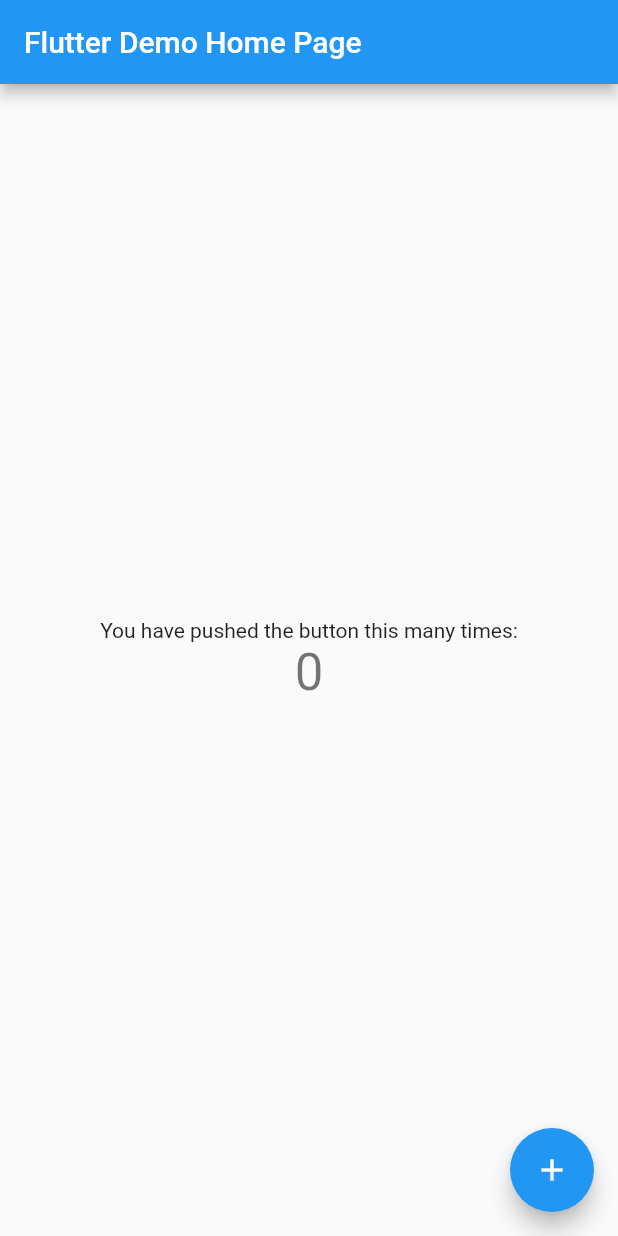
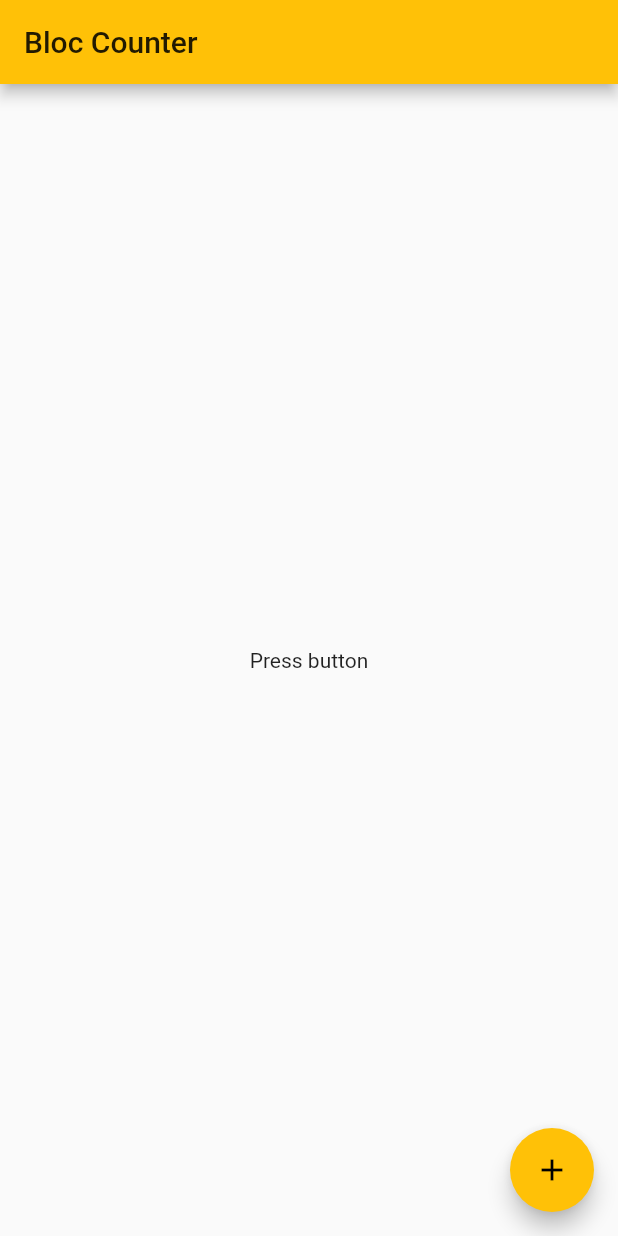
Before and after one commit to chitrank2050/Flutter-Session, a Flutter app: the screen it shows after launch, on a phone screen of 412 x 824 dp. Run offline on Flutter 3.47's test engine with Material 2 defaults, Android fonts, the phone set to English and light mode, and no system bars; our stand-ins replace bloc, equatable, flutter_bloc.

Commit message:
bloc demo

```diff
--- /dev/null
+++ b/lib/app.dart
@@ -0,0 +1,31 @@
+import 'package:demo/counter/counter.dart';
+import 'package:flutter/material.dart';
+import 'package:flutter_bloc/flutter_bloc.dart';
+
+class MyHomePage extends StatelessWidget {
+  final String title;
+
+  const MyHomePage({Key key, this.title}) : super(key: key);
+
+  @override
+  Widget build(BuildContext context) {
+    return Scaffold(
+      appBar: AppBar(
+        title: Text(title),
+      ),
+      body: BlocBuilder<CounterBloc, CounterState>(
+        builder: (BuildContext context, CounterState state) {
+          if (state is CounterLoaded) {
+            return Counter(count: state.count);
+          }
+          return Center(child: Text('Press button'));
+        },
+      ),
+      floatingActionButton: FloatingActionButton(
+        onPressed: () => context.bloc<CounterBloc>()..add(IncrementCounter()),
+        tooltip: 'Increment',
+        child: Icon(Icons.add),
+      ), // This trailing comma makes auto-formatting nicer for build methods.
+    );
+  }
+}
--- /dev/null
+++ b/lib/counter/bloc/counter_bloc.dart
@@ -0,0 +1,20 @@
+import 'dart:async';
+
+import 'package:bloc/bloc.dart';
+import 'package:equatable/equatable.dart';
+
+part 'counter_event.dart';
+part 'counter_state.dart';
+
+class CounterBloc extends Bloc<CounterEvent, CounterState> {
+  CounterBloc() : super(CounterInitial());
+
+  @override
+  Stream<CounterState> mapEventToState(
+    CounterEvent event,
+  ) async* {
+    if (event is IncrementCounter) {
+      yield CounterLoaded(state.count + 1);
+    }
+  }
+}
--- /dev/null
+++ b/lib/counter/bloc/counter_event.dart
@@ -0,0 +1,13 @@
+part of 'counter_bloc.dart';
+
+abstract class CounterEvent extends Equatable {
+  const CounterEvent();
+
+  @override
+  List<Object> get props => [];
+}
+
+class IncrementCounter extends CounterEvent {
+  @override
+  String toString() => '''IncrementCounter''';
+}
--- /dev/null
+++ b/lib/counter/bloc/counter_state.dart
@@ -0,0 +1,24 @@
+part of 'counter_bloc.dart';
+
+abstract class CounterState extends Equatable {
+  final int count;
+
+  const CounterState(this.count);
+
+  @override
+  List<Object> get props => [count];
+}
+
+class CounterInitial extends CounterState {
+  CounterInitial() : super(0);
+
+  @override
+  String toString() => '''CounterInitial''';
+}
+
+class CounterLoaded extends CounterState {
+  CounterLoaded(int count) : super(count);
+
+  @override
+  String toString() => '''CounterLoaded''';
+}
--- /dev/null
+++ b/lib/counter/counter.dart
@@ -0,0 +1,2 @@
+export './view/view.dart';
+export './bloc/counter_bloc.dart';
--- /dev/null
+++ b/lib/counter/view/view.dart
@@ -0,0 +1,28 @@
+import 'package:flutter/material.dart';
+
+class Counter extends StatelessWidget {
+  final int count;
+
+  const Counter({
+    Key key,
+    this.count,
+  }) : super(key: key);
+
+  @override
+  Widget build(BuildContext context) {
+    return Center(
+      child: Column(
+        mainAxisAlignment: MainAxisAlignment.center,
+        children: <Widget>[
+          Text(
+            'You have pushed the button this many times:',
+          ),
+          Text(
+            '$count',
+            style: Theme.of(context).textTheme.headline4,
+          ),
+        ],
+      ),
+    );
+  }
+}
--- a/lib/main.dart
+++ b/lib/main.dart
@@ -1,117 +1,27 @@
 import 'package:flutter/material.dart';
+import 'package:flutter_bloc/flutter_bloc.dart';
+
+import 'app.dart';
+import 'counter/bloc/counter_bloc.dart';
 
 void main() {
   runApp(MyApp());
 }
 
 class MyApp extends StatelessWidget {
-  // This widget is the root of your application.
   @override
   Widget build(BuildContext context) {
     return MaterialApp(
-      title: 'Flutter Demo',
+      debugShowCheckedModeBanner: false,
+      title: 'Bloc Demo',
       theme: ThemeData(
-        // This is the theme of your application.
-        //
-        // Try running your application with "flutter run". You'll see the
-        // application has a blue toolbar. Then, without quitting the app, try
-        // changing the primarySwatch below to Colors.green and then invoke
-        // "hot reload" (press "r" in the console where you ran "flutter run",
-        // or simply save your changes to "hot reload" in a Flutter IDE).
-        // Notice that the counter didn't reset back to zero; the application
-        // is not restarted.
-        primarySwatch: Colors.blue,
-        // This makes the visual density adapt to the platform that you run
-        // the app on. For desktop platforms, the controls will be smaller and
-        // closer together (more dense) than on mobile platforms.
+        primarySwatch: Colors.amber,
         visualDensity: VisualDensity.adaptivePlatformDensity,
       ),
-      home: MyHomePage(title: 'Flutter Demo Home Page'),
+      home: BlocProvider(
+        create: (_) => CounterBloc(),
+        child: MyHomePage(title: 'Bloc Counter'),
+      ),
     );
   }
 }
-
-class MyHomePage extends StatefulWidget {
-  MyHomePage({Key key, this.title}) : super(key: key);
-
-  // This widget is the home page of your application. It is stateful, meaning
-  // that it has a State object (defined below) that contains fields that affect
-  // how it looks.
-
-  // This class is the configuration for the state. It holds the values (in this
-  // case the title) provided by the parent (in this case the App widget) and
-  // used by the build method of the State. Fields in a Widget subclass are
-  // always marked "final".
-
-  final String title;
-
-  @override
-  _MyHomePageState createState() => _MyHomePageState();
-}
-
-class _MyHomePageState extends State<MyHomePage> {
-  int _counter = 0;
-
-  void _incrementCounter() {
-    setState(() {
-      // This call to setState tells the Flutter framework that something has
-      // changed in this State, which causes it to rerun the build method below
-      // so that the display can reflect the updated values. If we changed
-      // _counter without calling setState(), then the build method would not be
-      // called again, and so nothing would appear to happen.
-      _counter++;
-    });
-  }
-
-  @override
-  Widget build(BuildContext context) {
-    // This method is rerun every time setState is called, for instance as done
-    // by the _incrementCounter method above.
-    //
-    // The Flutter framework has been optimized to make rerunning build methods
-    // fast, so that you can just rebuild anything that needs updating rather
-    // than having to individually change instances of widgets.
-    return Scaffold(
-      appBar: AppBar(
-        // Here we take the value from the MyHomePage object that was created by
-        // the App.build method, and use it to set our appbar title.
-        title: Text(widget.title),
-      ),
-      body: Center(
-        // Center is a layout widget. It takes a single child and positions it
-        // in the middle of the parent.
-        child: Column(
-          // Column is also a layout widget. It takes a list of children and
-          // arranges them vertically. By default, it sizes itself to fit its
-          // children horizontally, and tries to be as tall as its parent.
-          //
-          // Invoke "debug painting" (press "p" in the console, choose the
-          // "Toggle Debug Paint" action from the Flutter Inspector in Android
-          // Studio, or the "Toggle Debug Paint" command in Visual Studio Code)
-          // to see the wireframe for each widget.
-          //
-          // Column has various properties to control how it sizes itself and
-          // how it positions its children. Here we use mainAxisAlignment to
-          // center the children vertically; the main axis here is the vertical
-          // axis because Columns are vertical (the cross axis would be
-          // horizontal).
-          mainAxisAlignment: MainAxisAlignment.center,
-          children: <Widget>[
-            Text(
-              'You have pushed the button this many times:',
-            ),
-            Text(
-              '$_counter',
-              style: Theme.of(context).textTheme.headline4,
-            ),
-          ],
-        ),
-      ),
-      floatingActionButton: FloatingActionButton(
-        onPressed: _incrementCounter,
-        tooltip: 'Increment',
-        child: Icon(Icons.add),
-      ), // This trailing comma makes auto-formatting nicer for build methods.
-    );
-  }
-}
--- a/pubspec.yaml
+++ b/pubspec.yaml
@@ -27,6 +27,9 @@ dependencies:
   # The following adds the Cupertino Icons font to your application.
   # Use with the CupertinoIcons class for iOS style icons.
   cupertino_icons: ^0.1.3
+  bloc: ^6.0.3
+  flutter_bloc: ^6.0.5
+  equatable: ^1.2.5
 
 dev_dependencies:
   flutter_test:
```
Also changed, not shown: pubspec.lock.
